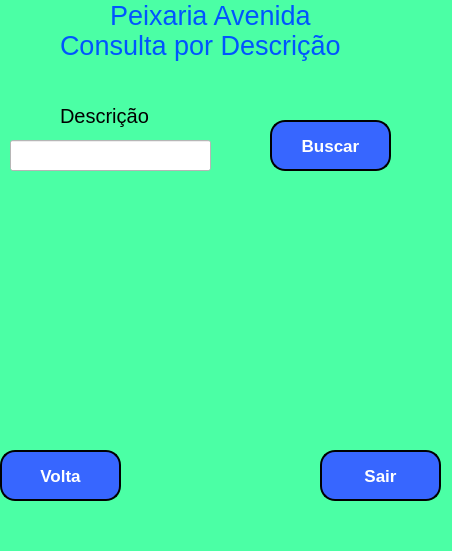
Above: Projeto/quinta.ui from marceloamaro/Pratica_BD before the change. Below: the same form after it.
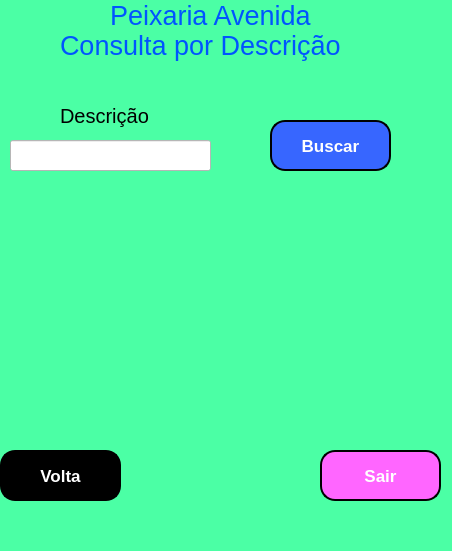
That is the form after the change. Icons and pictures are not drawn.

```diff
--- a/Projeto/quinta.ui
+++ b/Projeto/quinta.ui
@@ -33,27 +33,6 @@
      <pixmap>usuario.png</pixmap>
     </property>
    </widget>
-   <widget class="QLabel" name="label_4">
-    <property name="geometry">
-     <rect>
-      <x>10</x>
-      <y>240</y>
-      <width>431</width>
-      <height>201</height>
-     </rect>
-    </property>
-    <property name="font">
-     <font>
-      <pointsize>13</pointsize>
-     </font>
-    </property>
-    <property name="styleSheet">
-     <string notr="true">color: rgb(255, 255, 127);</string>
-    </property>
-    <property name="text">
-     <string/>
-    </property>
-   </widget>
    <widget class="QLabel" name="label_5">
     <property name="geometry">
      <rect>
@@ -92,7 +71,7 @@
      </font>
     </property>
     <property name="styleSheet">
-     <string notr="true">background-color: rgb(55, 102, 255);
+     <string notr="true">background-color: rgb(255, 102, 255);
 color: rgb(255, 255, 255);
 border-style: outset;
 border-width: 2px;
@@ -120,7 +99,7 @@
      </font>
     </property>
     <property name="styleSheet">
-     <string notr="true">background-color: rgb(55, 102, 255);
+     <string notr="true">background-color: rgb(555, 102, 255);
 color: rgb(255, 255, 255);
 border-style: outset;
 border-width: 2px;
@@ -216,6 +195,27 @@
      <string>Buscar</string>
     </property>
    </widget>
+   <widget class="QLabel" name="label_4">
+    <property name="geometry">
+     <rect>
+      <x>20</x>
+      <y>180</y>
+      <width>391</width>
+      <height>261</height>
+     </rect>
+    </property>
+    <property name="font">
+     <font>
+      <pointsize>13</pointsize>
+     </font>
+    </property>
+    <property name="styleSheet">
+     <string notr="true">color: rgb(0, 85, 255);</string>
+    </property>
+    <property name="text">
+     <string/>
+    </property>
+   </widget>
   </widget>
   <widget class="QMenuBar" name="menubar">
    <property name="geometry">
```
